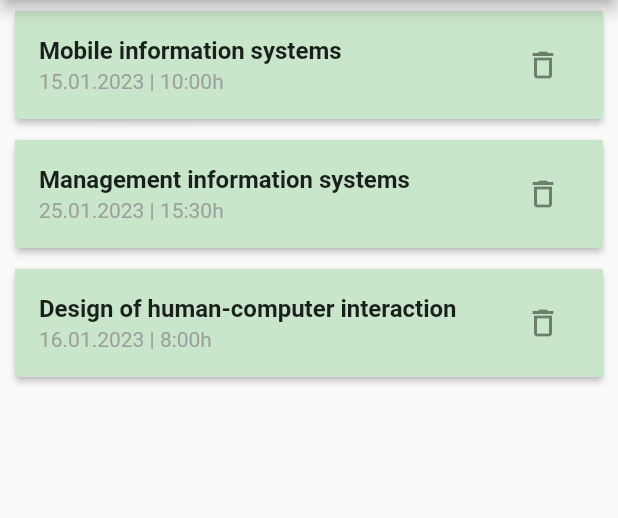
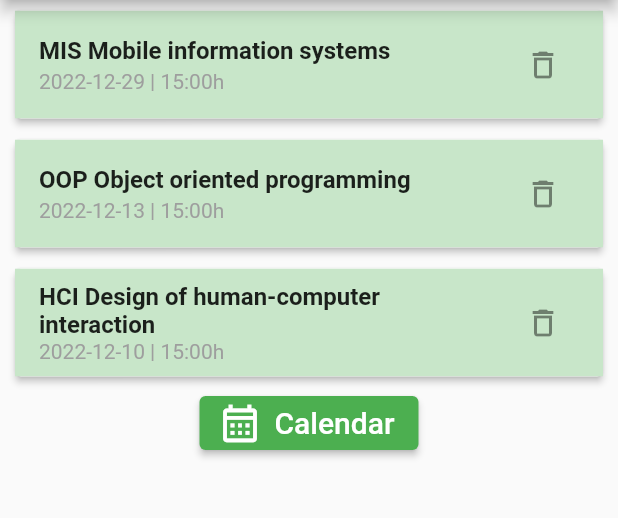
Before and after one commit to zagorkajovanova/mis-lab4, a Flutter app: the HomeScreen screen opened by its route, on a phone screen of 412 x 824 dp, the part 84-602 px from its top. Run offline on Flutter 3.47's test engine with Material 2 defaults, Android fonts, the phone set to English and light mode, and no system bars; our stand-ins replace firebase_auth, firebase_core, nanoid, syncfusion_flutter_calendar; accounts and stored records are empty.

```diff
--- a/lib/model/termin.dart
+++ b/lib/model/termin.dart
@@ -1,13 +1,13 @@
 class Termin {
   final String id;
-  final String ime;
-  final String datum;
-  final String vreme;
+  final String name;
+  final DateTime date;
+  // final String vreme;
 
   Termin({
     required this.id,
-    required this.ime,
-    required this.datum,
-    required this.vreme
+    required this.name,
+    required this.date,
+    // required this.vreme
   });
 }
--- a/lib/screens/home_screen.dart
+++ b/lib/screens/home_screen.dart
@@ -1,6 +1,8 @@
 import 'package:flutter/cupertino.dart';
 
 import 'package:flutter/material.dart';
+import 'package:intl/intl.dart';
+import 'package:lab_mis/screens/calendar_screen.dart';
 import 'package:lab_mis/screens/signin_screen.dart';
 
 import '../model/termin.dart';
@@ -19,19 +21,16 @@ class _HomeScreenState extends State<HomeScreen>{
   final List<Termin> _termini = [
     Termin(
         id: "1",
-        ime: "Mobile information systems",
-        datum: "15.01.2023",
-        vreme: "10:00h"),
+        name: "MIS Mobile information systems",
+        date:  DateTime.parse("2022-12-29 15:00:00")),
     Termin(
         id: "2",
-        ime: "Management information systems",
-        datum: "25.01.2023",
-        vreme: "15:30h"),
+        name: "OOP Object oriented programming",
+        date: DateTime.parse("2022-12-13 15:00:00"),),
     Termin(
         id: "3",
-        ime: "Design of human-computer interaction",
-        datum: "16.01.2023",
-        vreme: "8:00h")
+        name: "HCI Design of human-computer interaction",
+        date: DateTime.parse("2022-12-10 15:00:00"),)
   ];
 
   void _showModal(BuildContext ctx){
@@ -59,6 +58,15 @@ class _HomeScreenState extends State<HomeScreen>{
     });
   }
 
+  String _modifyDate(DateTime date){
+
+    String dateString = DateFormat("yyyy-MM-dd HH:mm:ss").format(date);
+    List<String> dateParts = dateString.split(" ");
+    String modifiedTime = dateParts[1].substring(0,5);
+
+    return dateParts[0] + ' | ' + modifiedTime + 'h';
+  }
+
   Future _signOut() async{
     try {
       await FirebaseAuth.instance.signOut().then((value) {
@@ -71,7 +79,6 @@ class _HomeScreenState extends State<HomeScreen>{
     }
   }
 
-
   PreferredSizeWidget _createAppBar(BuildContext context){
     //final user = FirebaseAuth.instance.currentUser?.email;
     return AppBar(
@@ -79,7 +86,7 @@ class _HomeScreenState extends State<HomeScreen>{
         actions:[
           IconButton(
             icon: Icon(Icons.add_box_outlined),
-            onPressed: () => _showModal(context)),
+            onPressed: () => _showModal(context),),
           ElevatedButton(
             child: Text("Sign out"),
             onPressed: _signOut,
@@ -89,10 +96,16 @@ class _HomeScreenState extends State<HomeScreen>{
   }
 
   Widget _createBody(BuildContext context){
-    return Center(
+    return Container(
+      child: SingleChildScrollView(
+        child: Column(
+        children: <Widget>[
+          Center(
           child: _termini.isEmpty
               ? Text("No exams scheduled")
               : ListView.builder(
+                  scrollDirection: Axis.vertical,
+                  shrinkWrap: true,
                   itemCount: _termini.length,
                   itemBuilder: (ctx, index) {
                     return Card(
@@ -101,11 +114,11 @@ class _HomeScreenState extends State<HomeScreen>{
                       child: ListTile(
                         tileColor: Colors.green[100],
                         title: Text(
-                          _termini[index].ime,
+                          _termini[index].name,
                           style: TextStyle(fontWeight: FontWeight.bold),
                         ),
                         subtitle: Text(
-                          _termini[index].datum + " | " + _termini[index].vreme,
+                          _modifyDate(_termini[index].date),
                           style: TextStyle(color: Colors.grey),
                         ),
                         trailing: IconButton(
@@ -115,7 +128,19 @@ class _HomeScreenState extends State<HomeScreen>{
                     );
                   },
                 ),
-              );
+              ),
+            ElevatedButton.icon(
+                icon: Icon(Icons.calendar_month_outlined, size: 30,),
+                label: Text("Calendar", style: TextStyle(fontSize: 20),),
+                onPressed: (){
+                  Navigator.push(context,
+                  MaterialPageRoute(builder: (context) => CalendarScreen(_termini)));
+                },
+                ),
+        ],
+      ),
+      )
+    );
   }
   @override
   Widget build(BuildContext context) {
--- a/pubspec.yaml
+++ b/pubspec.yaml
@@ -38,6 +38,8 @@ dependencies:
   cupertino_icons: ^1.0.2
   firebase_core: ^2.4.0
   firebase_auth: ^4.2.1
+  syncfusion_flutter_calendar: ^20.4.38
+  intl: ^0.18.0
 
 dev_dependencies:
   flutter_test:
```
Also changed, not shown: lib/screens/calendar_screen.dart (added, +67 -0 lines), lib/widgets/createNewElement.dart (+11 -11 lines), pubspec.lock.
